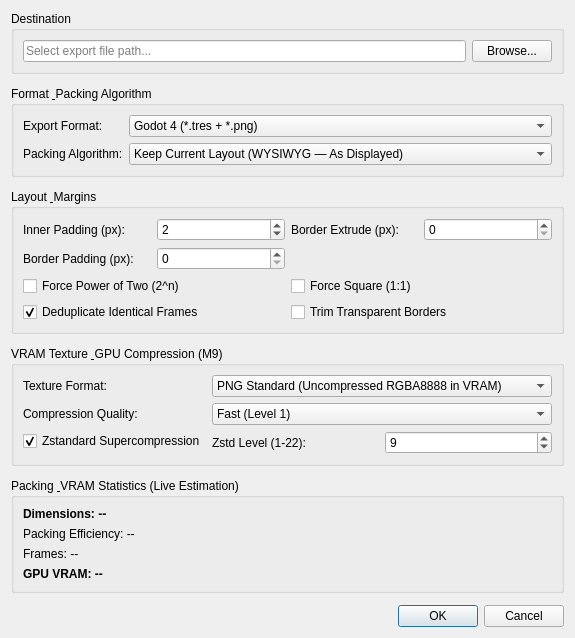
Qt form SpriteStudio/src/widgets/exportdialog.ui (oktailb/BentoPack) before a commit.
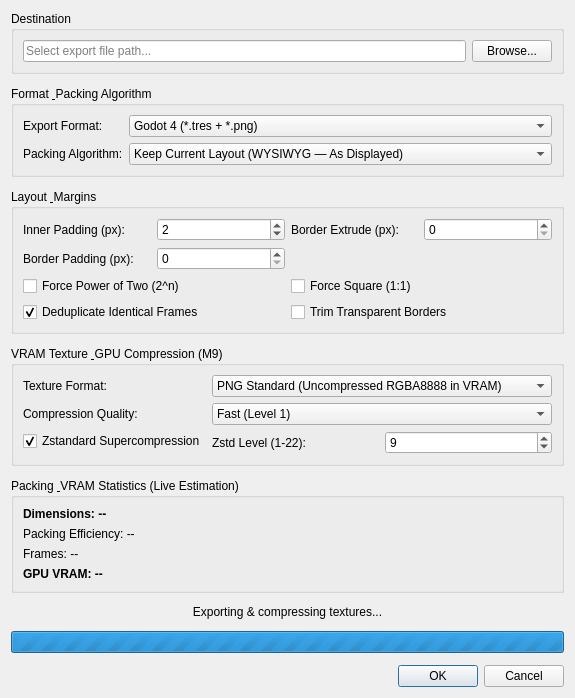
The same form after that commit.

The edit to the form file:
```diff
--- a/SpriteStudio/src/widgets/exportdialog.ui
+++ b/SpriteStudio/src/widgets/exportdialog.ui
@@ -411,6 +411,41 @@
      </property>
     </spacer>
    </item>
+   <item>
+    <widget class="QLabel" name="lblExportStatus">
+     <property name="visible">
+      <bool>false</bool>
+     </property>
+     <property name="text">
+      <string>Exporting &amp; compressing textures...</string>
+     </property>
+     <property name="alignment">
+      <set>Qt::AlignCenter</set>
+     </property>
+     <property name="wordWrap">
+      <bool>true</bool>
+     </property>
+    </widget>
+   </item>
+   <item>
+    <widget class="QProgressBar" name="progressBarExport">
+     <property name="visible">
+      <bool>false</bool>
+     </property>
+     <property name="minimum">
+      <number>0</number>
+     </property>
+     <property name="maximum">
+      <number>0</number>
+     </property>
+     <property name="value">
+      <number>-1</number>
+     </property>
+     <property name="textVisible">
+      <bool>false</bool>
+     </property>
+    </widget>
+   </item>
    <item>
     <widget class="QDialogButtonBox" name="buttonBox">
      <property name="orientation">
```
